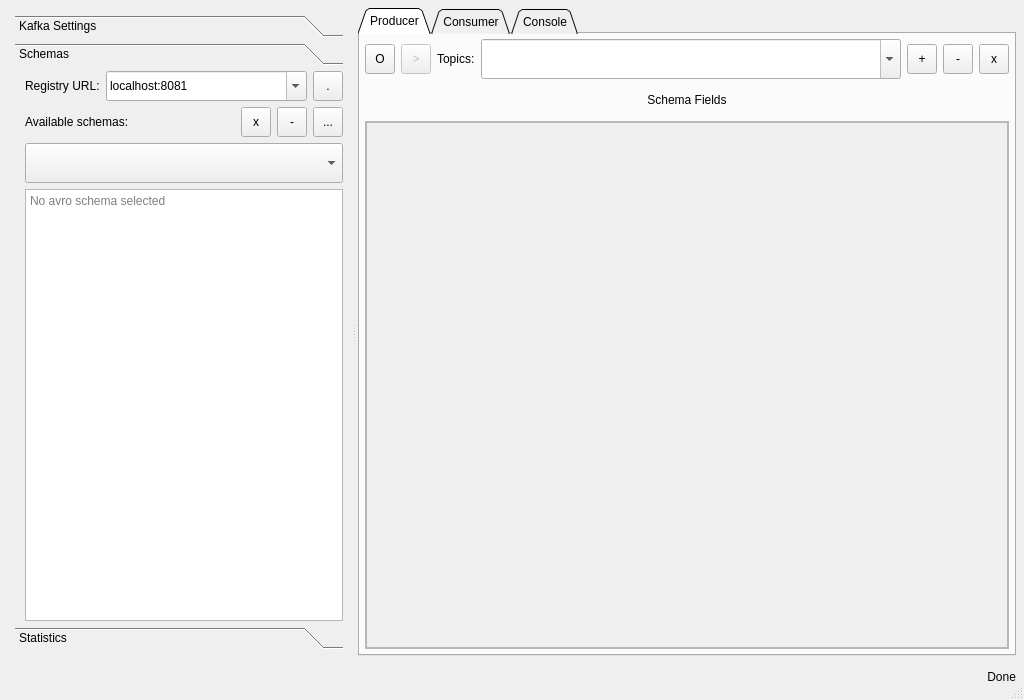
Above: src/app/kafman/src/main/resources/forms/main_qt_view.ui from yorevs/hspylib before the change. Below: the same form after it.
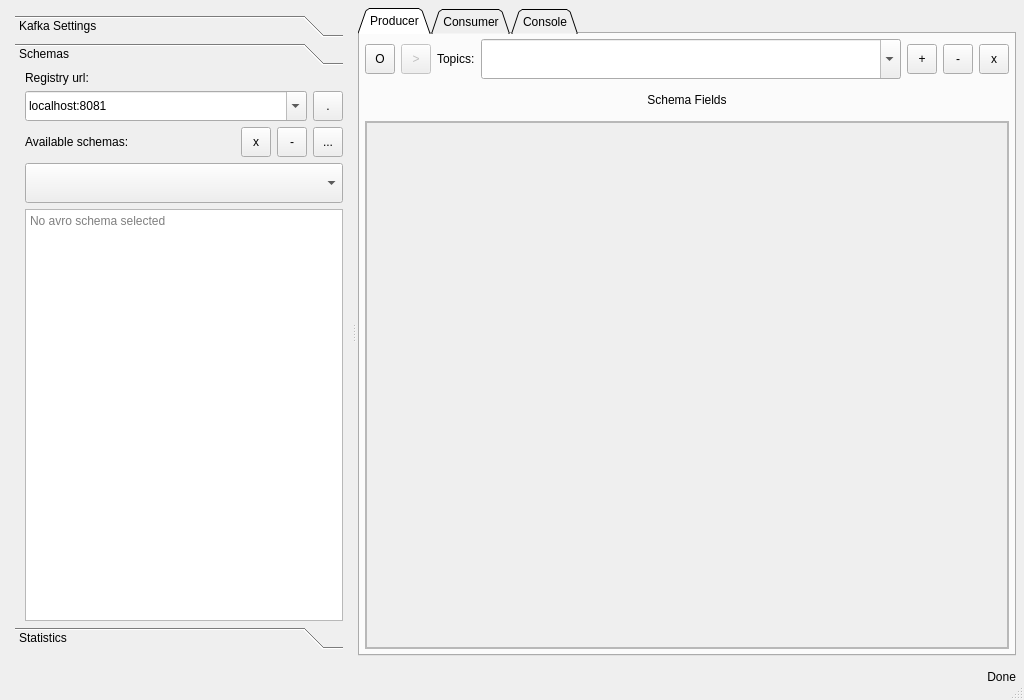
That is the form after the change. The open tabs and pages were chosen to show the change. Custom widgets are drawn as their Qt base class.

Commit message: Added the SchemaFactory and registry information

The edit to the form file:
```diff
--- a/src/app/kafman/src/main/resources/forms/main_qt_view.ui
+++ b/src/app/kafman/src/main/resources/forms/main_qt_view.ui
@@ -359,8 +359,8 @@
            <rect>
             <x>0</x>
             <y>0</y>
-            <width>243</width>
-            <height>513</height>
+            <width>322</width>
+            <height>528</height>
            </rect>
           </property>
           <attribute name="label">
@@ -384,135 +384,6 @@
              <property name="leftMargin">
               <number>10</number>
              </property>
-             <item row="2" column="0" colspan="4">
-              <widget class="HComboBox" name="cmb_sel_schema">
-               <property name="sizePolicy">
-                <sizepolicy hsizetype="Expanding" vsizetype="Fixed">
-                 <horstretch>0</horstretch>
-                 <verstretch>0</verstretch>
-                </sizepolicy>
-               </property>
-               <property name="minimumSize">
-                <size>
-                 <width>0</width>
-                 <height>40</height>
-                </size>
-               </property>
-               <property name="layoutDirection">
-                <enum>Qt::LeftToRight</enum>
-               </property>
-               <property name="editable">
-                <bool>false</bool>
-               </property>
-               <property name="insertPolicy">
-                <enum>QComboBox::InsertAtTop</enum>
-               </property>
-               <property name="minimumContentsLength">
-                <number>0</number>
-               </property>
-               <property name="iconSize">
-                <size>
-                 <width>24</width>
-                 <height>24</height>
-                </size>
-               </property>
-              </widget>
-             </item>
-             <item row="3" column="0" colspan="4">
-              <widget class="HConsole" name="txt_sel_schema">
-               <property name="acceptRichText">
-                <bool>false</bool>
-               </property>
-               <property name="placeholderText">
-                <string>No avro schema selected</string>
-               </property>
-               <property name="openLinks">
-                <bool>false</bool>
-               </property>
-              </widget>
-             </item>
-             <item row="1" column="1">
-              <widget class="QToolButton" name="tbtn_desel_schema">
-               <property name="minimumSize">
-                <size>
-                 <width>30</width>
-                 <height>30</height>
-                </size>
-               </property>
-               <property name="maximumSize">
-                <size>
-                 <width>30</width>
-                 <height>30</height>
-                </size>
-               </property>
-               <property name="text">
-                <string>x</string>
-               </property>
-               <property name="iconSize">
-                <size>
-                 <width>24</width>
-                 <height>24</height>
-                </size>
-               </property>
-              </widget>
-             </item>
-             <item row="1" column="3">
-              <widget class="QToolButton" name="tbtn_sel_schema">
-               <property name="minimumSize">
-                <size>
-                 <width>30</width>
-                 <height>30</height>
-                </size>
-               </property>
-               <property name="maximumSize">
-                <size>
-                 <width>30</width>
-                 <height>30</height>
-                </size>
-               </property>
-               <property name="text">
-                <string>...</string>
-               </property>
-               <property name="iconSize">
-                <size>
-                 <width>24</width>
-                 <height>24</height>
-                </size>
-               </property>
-              </widget>
-             </item>
-             <item row="1" column="0">
-              <widget class="QLabel" name="label">
-               <property name="text">
-                <string>Available schemas:</string>
-               </property>
-              </widget>
-             </item>
-             <item row="1" column="2">
-              <widget class="QToolButton" name="tbtn_del_schema">
-               <property name="minimumSize">
-                <size>
-                 <width>30</width>
-                 <height>30</height>
-                </size>
-               </property>
-               <property name="maximumSize">
-                <size>
-                 <width>30</width>
-                 <height>30</height>
-                </size>
-               </property>
-               <property name="text">
-                <string>-</string>
-               </property>
-               <property name="iconSize">
-                <size>
-                 <width>24</width>
-                 <height>24</height>
-                </size>
-               </property>
-              </widget>
-             </item>
              <item row="0" column="0" colspan="4">
               <widget class="QFrame" name="frame">
                <property name="frameShape">
@@ -537,11 +408,14 @@
                 <item row="0" column="0">
                  <widget class="QLabel" name="label_3">
                   <property name="text">
-                   <string>Registry URL:</string>
+                   <string>Registry url:</string>
                   </property>
                  </widget>
                 </item>
-                <item row="0" column="2">
+               </layout>
+              </widget>
+             </item>
+             <item row="1" column="3">
                  <widget class="QToolButton" name="tbtn_test_registry_url">
                   <property name="minimumSize">
                    <size>
@@ -566,7 +440,64 @@
                   </property>
                  </widget>
                 </item>
-                <item row="0" column="1">
+             <item row="2" column="0">
+              <widget class="QLabel" name="label">
+               <property name="text">
+                <string>Available schemas:</string>
+               </property>
+              </widget>
+             </item>
+             <item row="2" column="2">
+              <widget class="QToolButton" name="tbtn_del_schema">
+               <property name="minimumSize">
+                <size>
+                 <width>30</width>
+                 <height>30</height>
+                </size>
+               </property>
+               <property name="maximumSize">
+                <size>
+                 <width>30</width>
+                 <height>30</height>
+                </size>
+               </property>
+               <property name="text">
+                <string>-</string>
+               </property>
+               <property name="iconSize">
+                <size>
+                 <width>24</width>
+                 <height>24</height>
+                </size>
+               </property>
+              </widget>
+             </item>
+             <item row="2" column="3">
+              <widget class="QToolButton" name="tbtn_sel_schema">
+               <property name="minimumSize">
+                <size>
+                 <width>30</width>
+                 <height>30</height>
+                </size>
+               </property>
+               <property name="maximumSize">
+                <size>
+                 <width>30</width>
+                 <height>30</height>
+                </size>
+               </property>
+               <property name="text">
+                <string>...</string>
+               </property>
+               <property name="iconSize">
+                <size>
+                 <width>24</width>
+                 <height>24</height>
+                </size>
+               </property>
+              </widget>
+             </item>
+             <item row="1" column="0" colspan="3">
                  <widget class="HComboBox" name="cmb_registry_url">
                   <property name="sizePolicy">
                    <sizepolicy hsizetype="Expanding" vsizetype="Fixed">
@@ -603,7 +534,76 @@
                   </property>
                  </widget>
                 </item>
-               </layout>
+             <item row="2" column="1">
+              <widget class="QToolButton" name="tbtn_desel_schema">
+               <property name="minimumSize">
+                <size>
+                 <width>30</width>
+                 <height>30</height>
+                </size>
+               </property>
+               <property name="maximumSize">
+                <size>
+                 <width>30</width>
+                 <height>30</height>
+                </size>
+               </property>
+               <property name="text">
+                <string>x</string>
+               </property>
+               <property name="iconSize">
+                <size>
+                 <width>24</width>
+                 <height>24</height>
+                </size>
+               </property>
+              </widget>
+             </item>
+             <item row="3" column="0" colspan="4">
+              <widget class="HComboBox" name="cmb_sel_schema">
+               <property name="sizePolicy">
+                <sizepolicy hsizetype="Expanding" vsizetype="Fixed">
+                 <horstretch>0</horstretch>
+                 <verstretch>0</verstretch>
+                </sizepolicy>
+               </property>
+               <property name="minimumSize">
+                <size>
+                 <width>0</width>
+                 <height>40</height>
+                </size>
+               </property>
+               <property name="layoutDirection">
+                <enum>Qt::LeftToRight</enum>
+               </property>
+               <property name="editable">
+                <bool>false</bool>
+               </property>
+               <property name="insertPolicy">
+                <enum>QComboBox::InsertAtTop</enum>
+               </property>
+               <property name="minimumContentsLength">
+                <number>0</number>
+               </property>
+               <property name="iconSize">
+                <size>
+                 <width>24</width>
+                 <height>24</height>
+                </size>
+               </property>
+              </widget>
+             </item>
+             <item row="4" column="0" colspan="4">
+              <widget class="HConsole" name="txt_sel_schema">
+               <property name="acceptRichText">
+                <bool>false</bool>
+               </property>
+               <property name="placeholderText">
+                <string>No avro schema selected</string>
+               </property>
+               <property name="openLinks">
+                <bool>false</bool>
+               </property>
               </widget>
              </item>
             </layout>
```
Left out of the diff: 6 changed lines with no effect on the pictures. Lines whose indentation alone changed are shown as unchanged. The commit also changes 9 other files.
